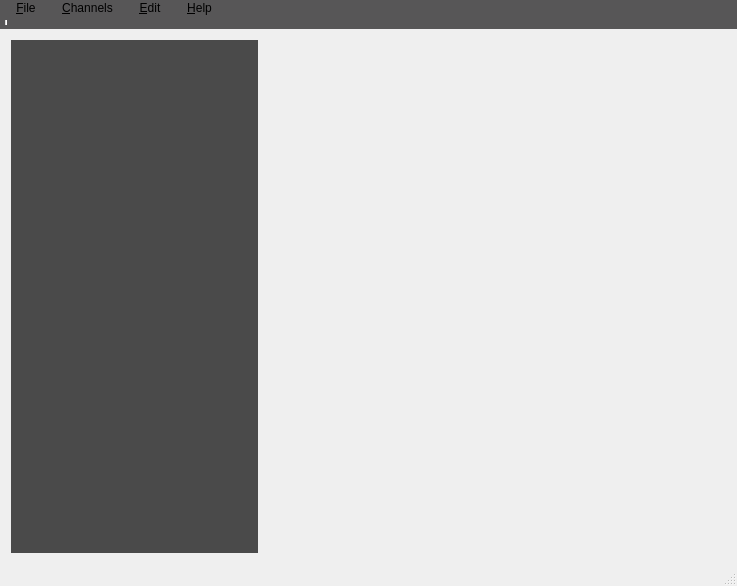
This is client/gui/livejamming/app/mainwindow.ui in sush/Live-Jamming as Qt 5 draws it before an edit. The edited form follows.
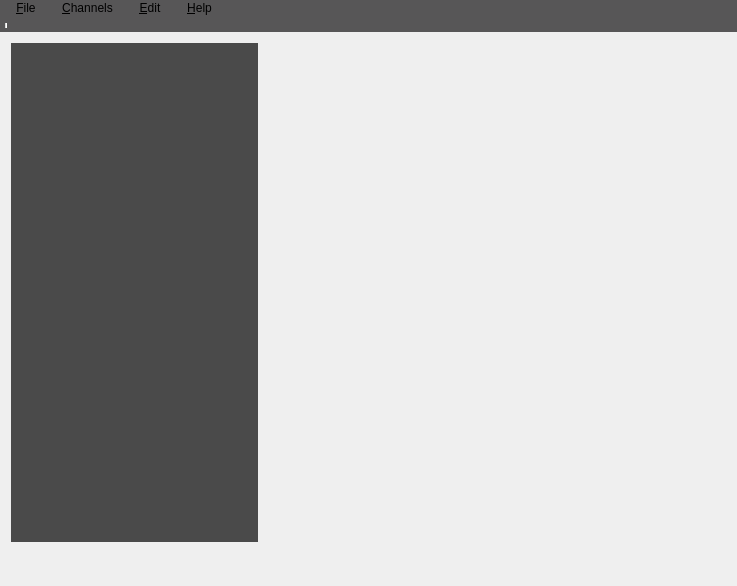
This is the edited form. Icons and pictures are not drawn. Custom widgets are drawn as their Qt base class.

Diff of the .ui file:
```diff
--- a/client/gui/livejamming/app/mainwindow.ui
+++ b/client/gui/livejamming/app/mainwindow.ui
@@ -2,6 +2,9 @@
 <ui version="4.0">
  <class>MainWindow</class>
  <widget class="QMainWindow" name="MainWindow">
+  <property name="enabled">
+   <bool>true</bool>
+  </property>
   <property name="geometry">
    <rect>
     <x>0</x>
@@ -10,6 +13,12 @@
     <height>586</height>
    </rect>
   </property>
+  <property name="sizePolicy">
+   <sizepolicy hsizetype="Fixed" vsizetype="Fixed">
+    <horstretch>0</horstretch>
+    <verstretch>0</verstretch>
+   </sizepolicy>
+  </property>
   <property name="minimumSize">
    <size>
     <width>737</width>
@@ -85,6 +94,18 @@
        <enum>Qt::Horizontal</enum>
       </property>
       <widget class="ChannelList" name="channelList" native="true">
+       <property name="sizePolicy">
+        <sizepolicy hsizetype="Preferred" vsizetype="Preferred">
+         <horstretch>0</horstretch>
+         <verstretch>0</verstretch>
+        </sizepolicy>
+       </property>
+       <property name="minimumSize">
+        <size>
+         <width>0</width>
+         <height>250</height>
+        </size>
+       </property>
        <property name="contextMenuPolicy">
         <enum>Qt::CustomContextMenu</enum>
        </property>
@@ -184,6 +205,24 @@
      <height>19</height>
     </rect>
    </property>
+   <property name="sizePolicy">
+    <sizepolicy hsizetype="Maximum" vsizetype="Maximum">
+     <horstretch>0</horstretch>
+     <verstretch>0</verstretch>
+    </sizepolicy>
+   </property>
+   <property name="minimumSize">
+    <size>
+     <width>737</width>
+     <height>19</height>
+    </size>
+   </property>
+   <property name="maximumSize">
+    <size>
+     <width>737</width>
+     <height>19</height>
+    </size>
+   </property>
    <property name="defaultUp">
     <bool>false</bool>
    </property>
@@ -268,7 +307,31 @@
    </attribute>
    <addaction name="separator"/>
   </widget>
-  <widget class="QStatusBar" name="statusBar"/>
+  <widget class="QStatusBar" name="statusBar">
+   <property name="minimumSize">
+    <size>
+     <width>0</width>
+     <height>33</height>
+    </size>
+   </property>
+   <property name="maximumSize">
+    <size>
+     <width>16777215</width>
+     <height>33</height>
+    </size>
+   </property>
+   <property name="styleSheet">
+    <string notr="true">#statusBar{
+	background: url(:/images/main_footer.png);
+}
+QLabel{
+	color:#FFFFFF;
+}</string>
+   </property>
+   <property name="sizeGripEnabled">
+    <bool>false</bool>
+   </property>
+  </widget>
   <action name="actionConnect">
    <property name="icon">
     <iconset resource="app.qrc">
```
